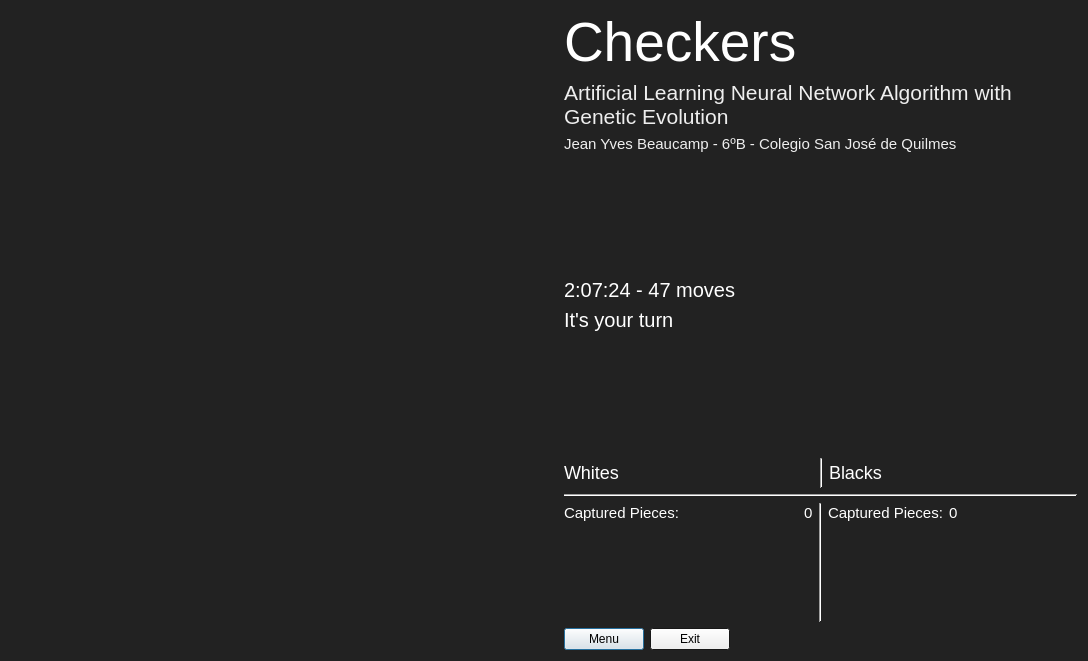
This is src/ui/playwindow.ui in jeanyvesb9/Project_Newton as Qt 5 draws it before an edit. The edited form follows.
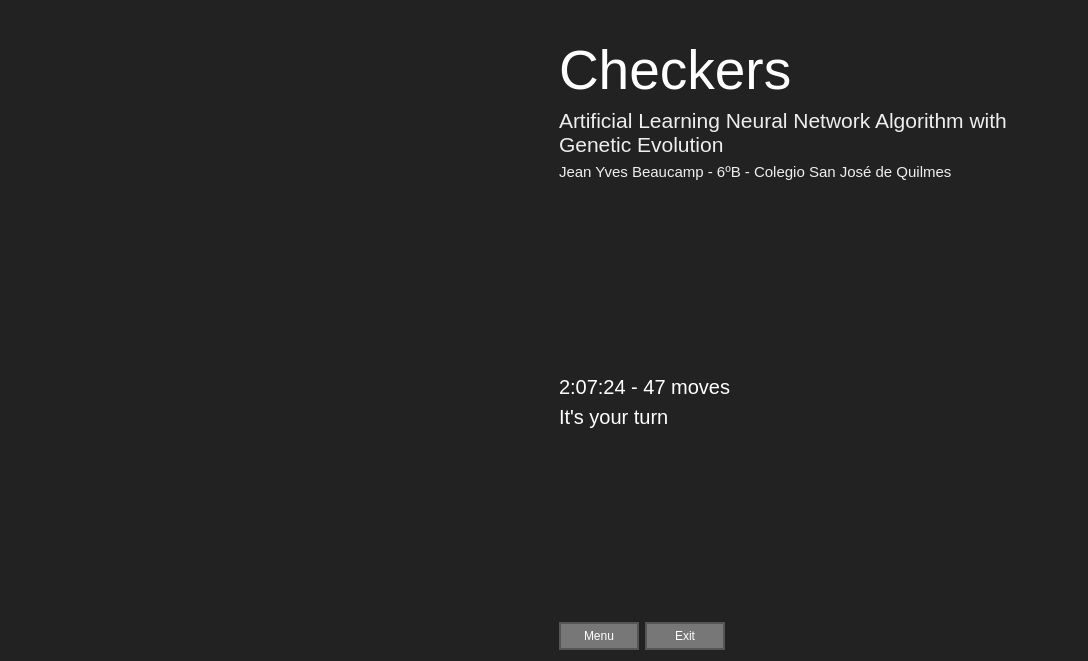
This is the edited form.

```diff
--- a/src/ui/playwindow.ui
+++ b/src/ui/playwindow.ui
@@ -1,7 +1,7 @@
 <?xml version="1.0" encoding="UTF-8"?>
 <ui version="4.0">
  <class>PlayWindow</class>
- <widget class="QDialog" name="PlayWindow">
+ <widget class="QWidget" name="PlayWindow">
   <property name="geometry">
    <rect>
     <x>0</x>
@@ -74,8 +74,8 @@
     </disabled>
    </palette>
   </property>
-  <property name="windowTitle">
-   <string>Game</string>
+  <property name="autoFillBackground">
+   <bool>false</bool>
   </property>
   <layout class="QHBoxLayout" name="horizontalLayout_6">
    <item>
@@ -105,14 +105,30 @@
      </property>
      <property name="sizeHint" stdset="0">
       <size>
-       <width>40</width>
+       <width>30</width>
        <height>20</height>
       </size>
      </property>
     </spacer>
    </item>
    <item>
-    <layout class="QVBoxLayout" name="verticalLayout_4">
+    <layout class="QVBoxLayout" name="dataBox">
+     <item>
+      <spacer name="mac_spacer_1">
+       <property name="orientation">
+        <enum>Qt::Vertical</enum>
+       </property>
+       <property name="sizeType">
+        <enum>QSizePolicy::Preferred</enum>
+       </property>
+       <property name="sizeHint" stdset="0">
+        <size>
+         <width>20</width>
+         <height>28</height>
+        </size>
+       </property>
+      </spacer>
+     </item>
      <item>
       <widget class="QLabel" name="title_lbl">
        <property name="text">
@@ -181,192 +197,31 @@
       </spacer>
      </item>
      <item>
-      <layout class="QHBoxLayout" name="horizontalLayout">
-       <item>
-        <widget class="QLabel" name="whites_lbl">
-         <property name="text">
-          <string>&lt;html&gt;&lt;head/&gt;&lt;body&gt;&lt;p&gt;&lt;span style=&quot; font-size:18px; color:#ffffff;&quot;&gt;Whites&lt;/span&gt;&lt;/p&gt;&lt;/body&gt;&lt;/html&gt;</string>
-         </property>
-        </widget>
-       </item>
-       <item>
-        <spacer name="horizontalSpacer_2">
-         <property name="orientation">
-          <enum>Qt::Horizontal</enum>
-         </property>
-         <property name="sizeHint" stdset="0">
-          <size>
-           <width>40</width>
-           <height>20</height>
-          </size>
-         </property>
-        </spacer>
-       </item>
-       <item>
-        <widget class="Line" name="line_3">
-         <property name="minimumSize">
-          <size>
-           <width>0</width>
-           <height>30</height>
-          </size>
-         </property>
-         <property name="orientation">
-          <enum>Qt::Vertical</enum>
-         </property>
-        </widget>
-       </item>
-       <item>
-        <widget class="QLabel" name="blacks_lbl">
-         <property name="text">
-          <string>&lt;html&gt;&lt;head/&gt;&lt;body&gt;&lt;p&gt;&lt;span style=&quot; font-size:18px; color:#ffffff;&quot;&gt;Blacks&lt;/span&gt;&lt;/p&gt;&lt;/body&gt;&lt;/html&gt;</string>
-         </property>
-        </widget>
-       </item>
-       <item>
-        <spacer name="horizontalSpacer_3">
-         <property name="orientation">
-          <enum>Qt::Horizontal</enum>
-         </property>
-         <property name="sizeHint" stdset="0">
-          <size>
-           <width>40</width>
-           <height>20</height>
-          </size>
-         </property>
-        </spacer>
-       </item>
-      </layout>
-     </item>
-     <item>
-      <widget class="Line" name="line">
-       <property name="orientation">
-        <enum>Qt::Horizontal</enum>
-       </property>
-      </widget>
-     </item>
-     <item>
-      <layout class="QHBoxLayout" name="horizontalLayout_4">
-       <item>
-        <layout class="QVBoxLayout" name="verticalLayout_2">
-         <item>
-          <layout class="QHBoxLayout" name="horizontalLayout_2">
-           <item>
-            <widget class="QLabel" name="whites_captured_title_lbl">
-             <property name="text">
-              <string>&lt;html&gt;&lt;head/&gt;&lt;body&gt;&lt;p&gt;&lt;span style=&quot; font-size:15px; color:#ffffff;&quot;&gt;Captured Pieces:&lt;/span&gt;&lt;/p&gt;&lt;/body&gt;&lt;/html&gt;</string>
-             </property>
-            </widget>
-           </item>
-           <item>
-            <spacer name="horizontalSpacer_4">
-             <property name="orientation">
-              <enum>Qt::Horizontal</enum>
-             </property>
-             <property name="sizeHint" stdset="0">
-              <size>
-               <width>40</width>
-               <height>20</height>
-              </size>
-             </property>
-            </spacer>
-           </item>
-           <item>
-            <widget class="QLabel" name="whites_captured_lbl">
-             <property name="text">
-              <string>&lt;html&gt;&lt;head/&gt;&lt;body&gt;&lt;p&gt;&lt;span style=&quot; font-size:15px; color:#ffffff;&quot;&gt;0&lt;/span&gt;&lt;/p&gt;&lt;/body&gt;&lt;/html&gt;</string>
-             </property>
-            </widget>
-           </item>
-          </layout>
-         </item>
-         <item>
-          <spacer name="verticalSpacer_3">
-           <property name="orientation">
-            <enum>Qt::Vertical</enum>
-           </property>
-           <property name="sizeHint" stdset="0">
-            <size>
-             <width>20</width>
-             <height>40</height>
-            </size>
-           </property>
-          </spacer>
-         </item>
-        </layout>
-       </item>
-       <item>
-        <widget class="Line" name="line_2">
-         <property name="sizePolicy">
-          <sizepolicy hsizetype="Fixed" vsizetype="Minimum">
-           <horstretch>0</horstretch>
-           <verstretch>20</verstretch>
-          </sizepolicy>
-         </property>
-         <property name="minimumSize">
-          <size>
-           <width>0</width>
-           <height>50</height>
-          </size>
-         </property>
-         <property name="orientation">
-          <enum>Qt::Vertical</enum>
-         </property>
-        </widget>
-       </item>
-       <item>
-        <layout class="QVBoxLayout" name="verticalLayout_3">
-         <item>
-          <layout class="QHBoxLayout" name="horizontalLayout_3">
-           <item>
-            <widget class="QLabel" name="blacks_captured_title_lbl">
-             <property name="text">
-              <string>&lt;html&gt;&lt;head/&gt;&lt;body&gt;&lt;p&gt;&lt;span style=&quot; font-size:15px; color:#ffffff;&quot;&gt;Captured Pieces:&lt;/span&gt;&lt;/p&gt;&lt;/body&gt;&lt;/html&gt;</string>
-             </property>
-            </widget>
-           </item>
-           <item>
-            <widget class="QLabel" name="blacks_captured_lbl">
-             <property name="text">
-              <string>&lt;html&gt;&lt;head/&gt;&lt;body&gt;&lt;p&gt;&lt;span style=&quot; font-size:15px; color:#ffffff;&quot;&gt;0&lt;/span&gt;&lt;/p&gt;&lt;/body&gt;&lt;/html&gt;</string>
-             </property>
-            </widget>
-           </item>
-           <item>
-            <spacer name="horizontalSpacer_5">
-             <property name="orientation">
-              <enum>Qt::Horizontal</enum>
-             </property>
-             <property name="sizeHint" stdset="0">
-              <size>
-               <width>40</width>
-               <height>20</height>
-              </size>
-             </property>
-            </spacer>
-           </item>
-          </layout>
-         </item>
-         <item>
-          <spacer name="verticalSpacer_4">
-           <property name="orientation">
-            <enum>Qt::Vertical</enum>
-           </property>
-           <property name="sizeHint" stdset="0">
-            <size>
-             <width>20</width>
-             <height>40</height>
-            </size>
-           </property>
-          </spacer>
-         </item>
-        </layout>
-       </item>
-      </layout>
+      <layout class="QVBoxLayout" name="table_layout"/>
      </item>
      <item>
       <layout class="QHBoxLayout" name="horizontalLayout_5">
        <item>
         <widget class="QPushButton" name="menu_btn">
+         <property name="minimumSize">
+          <size>
+           <width>80</width>
+           <height>0</height>
+          </size>
+         </property>
+         <property name="styleSheet">
+          <string notr="true">QPushButton {
+	background: #777777;
+	border: 2px solid #555555;
+	border-radius: 0;
+	color: #FFFFFF;
+	padding: 5px 10px;
+}
+
+QPushButton:pressed {
+	background: #999999;
+}</string>
+         </property>
          <property name="text">
           <string>Menu</string>
          </property>
@@ -374,6 +229,25 @@
        </item>
        <item>
         <widget class="QPushButton" name="exit_btn">
+         <property name="minimumSize">
+          <size>
+           <width>80</width>
+           <height>0</height>
+          </size>
+         </property>
+         <property name="styleSheet">
+          <string notr="true">QPushButton {
+	background: #777777;
+	border: 2px solid #555555;
+	border-radius: 0;
+	color: #FFFFFF;
+	padding: 5px 10px;
+}
+
+QPushButton:pressed {
+	background: #999999;
+}</string>
+         </property>
          <property name="text">
           <string>Exit</string>
          </property>
```
